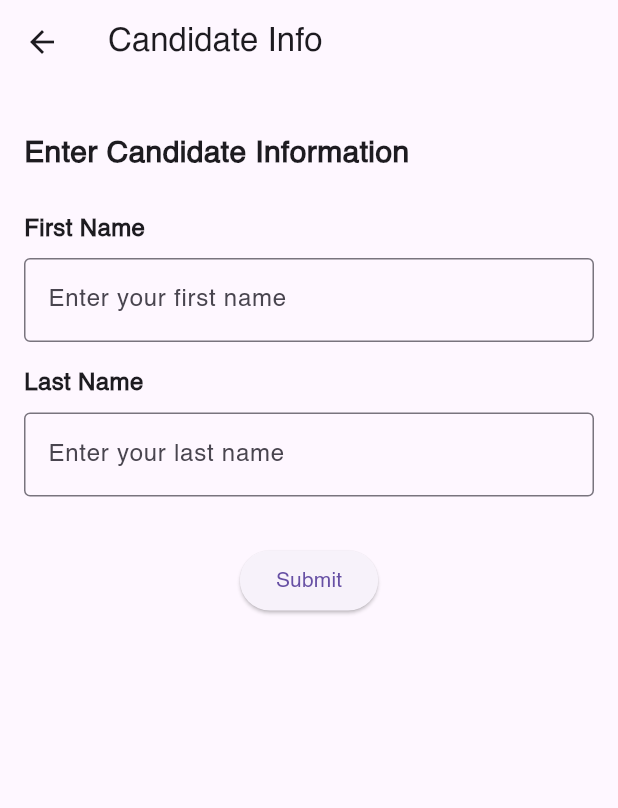
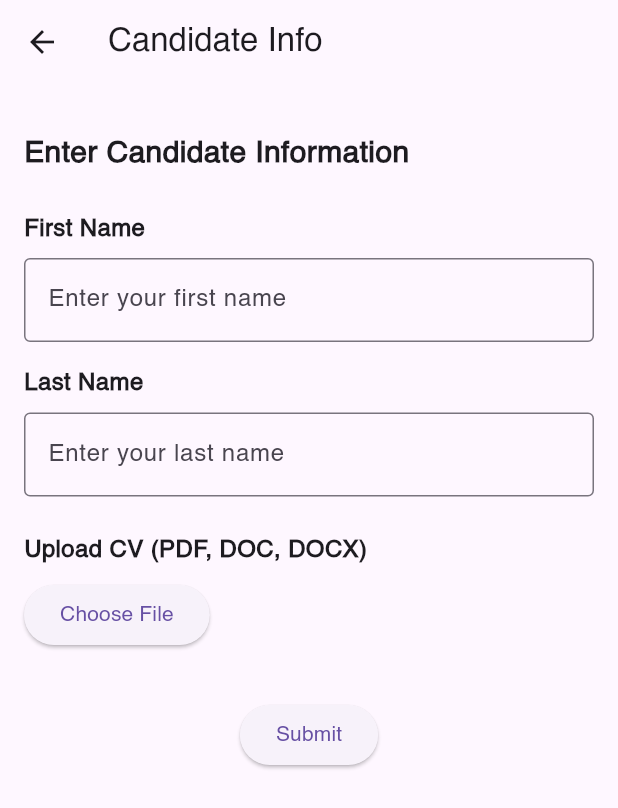
Before and after one commit to keithzrc/doormer, a Flutter app: the SignUpCandidateInfoPageWeb screen opened directly, on a phone screen of 412 x 824 dp. Shown: the top 808 px of the screen. Run offline on Flutter 3.47's test engine with Material 3 defaults, Android fonts, the phone set to English and light mode, and no system bars; our stand-ins replace bloc, dio, equatable, flutter_bloc, flutter_screenutil, flutter_secure_storage and 5 more; missing offline and left inert: dart:html, google_sign_in_platform_interface, google_sign_in_web, universal_html; accounts and stored records are empty; statements that could not run were skipped.

Commit message:
added file upload on candidate registration

```diff
--- a/lib/src/core/routes/mobile_router.dart
+++ b/lib/src/core/routes/mobile_router.dart
@@ -45,10 +45,10 @@ class MobileRouter {
           ),
         ],
       ),
-      GoRoute(
-        path: '/candidate-registration',
-        builder: (context, state) => CandidateRegistrationPage(),
-      ),
+      // GoRoute(
+      //   path: '/candidate-registration',
+      //   builder: (context, state) => CandidateRegistrationPage(),
+      // ),
 
       // Main App Routes with Bottom Navigation
       //// TODO:(Split main )
--- a/lib/src/features/auth/presentation/bloc/auth_event.dart
+++ b/lib/src/features/auth/presentation/bloc/auth_event.dart
@@ -1,3 +1,5 @@
+import 'dart:typed_data';
+
 import 'package:doormer/src/shared/user/user_type.dart';
 import 'package:equatable/equatable.dart';
 
@@ -62,6 +64,9 @@ class SignupCompanyInfoRequested extends AuthEvent {
 class SignupCandidateInfoRequested extends AuthEvent {
   final String firstName;
   final String lastName;
+  final Uint8List? fileByte;
+  final String? fileName;
 
-  SignupCandidateInfoRequested(this.firstName, this.lastName);
+  SignupCandidateInfoRequested(
+      this.firstName, this.lastName, this.fileByte, this.fileName);
 }
--- a/lib/src/features/auth/presentation/pages/web/signup_candidate_info_page_web.dart
+++ b/lib/src/features/auth/presentation/pages/web/signup_candidate_info_page_web.dart
@@ -1,11 +1,14 @@
+import 'dart:html' as html;
+import 'dart:typed_data';
+
 import 'package:doormer/src/core/di/service_locator.dart';
 import 'package:doormer/src/features/auth/presentation/bloc/auth_bloc.dart';
 import 'package:doormer/src/features/auth/presentation/bloc/auth_event.dart';
-import 'package:doormer/src/features/auth/presentation/bloc/auth_state.dart'; // Import AuthState
+import 'package:doormer/src/features/auth/presentation/bloc/auth_state.dart';
 import 'package:doormer/src/shared/widgets/web/text_field.dart';
 import 'package:flutter/material.dart';
 import 'package:flutter_bloc/flutter_bloc.dart';
-import 'package:go_router/go_router.dart'; // Import GoRouter for navigation
+import 'package:go_router/go_router.dart';
 
 class SignUpCandidateInfoPageWeb extends StatefulWidget {
   const SignUpCandidateInfoPageWeb({Key? key}) : super(key: key);
@@ -20,12 +23,35 @@ class _SignUpCandidateInfoPageWebState
   final TextEditingController firstNameController = TextEditingController();
   final TextEditingController lastNameController = TextEditingController();
 
+  String? fileName;
+  Uint8List? fileBytes;
+
   @override
   void dispose() {
-    // Dispose controllers to prevent memory leaks
     firstNameController.dispose();
     lastNameController.dispose();
     super.dispose();
+  }
+
+  /// Handles file selection for web
+  void _pickFile() {
+    final input = html.FileUploadInputElement()..accept = ".pdf,.doc,.docx";
+    input.click();
+
+    input.onChange.listen((event) {
+      if (input.files!.isNotEmpty) {
+        final file = input.files!.first;
+        final reader = html.FileReader();
+
+        reader.readAsArrayBuffer(file);
+        reader.onLoadEnd.listen((e) {
+          setState(() {
+            fileBytes = reader.result as Uint8List;
+            fileName = file.name;
+          });
+        });
+      }
+    });
   }
 
   @override
@@ -66,17 +92,45 @@ class _SignUpCandidateInfoPageWebState
                     hintText: 'Enter your last name',
                     controller: lastNameController,
                   ),
+                  const SizedBox(height: 24),
+
+                  /// File Upload Section
+                  const Text(
+                    'Upload CV (PDF, DOC, DOCX)',
+                    style: TextStyle(fontSize: 16, fontWeight: FontWeight.bold),
+                  ),
+                  const SizedBox(height: 8),
+                  Row(
+                    children: [
+                      ElevatedButton(
+                        onPressed: _pickFile,
+                        child: const Text('Choose File'),
+                      ),
+                      const SizedBox(width: 12),
+                      if (fileName != null)
+                        Expanded(
+                          child: Text(
+                            fileName!,
+                            overflow: TextOverflow.ellipsis,
+                            style: const TextStyle(fontSize: 14),
+                          ),
+                        ),
+                    ],
+                  ),
                   const SizedBox(height: 32),
+
+                  /// Submit Button
                   Center(
                     child: Builder(
                       builder: (context) => ElevatedButton(
                         onPressed: () {
-                          // Trigger Bloc event with collected form data
                           context
                               .read<AuthBloc>()
                               .add(SignupCandidateInfoRequested(
                                 firstNameController.text,
                                 lastNameController.text,
+                                fileBytes, // This is the selected file data
+                                fileName, // This is the selected file name
                               ));
                         },
                         child: const Text('Submit'),
```
Also changed, not shown: lib/src/features/auth/presentation/pages/mobile/candidate_registration_page.dart (+70 -70 lines).
